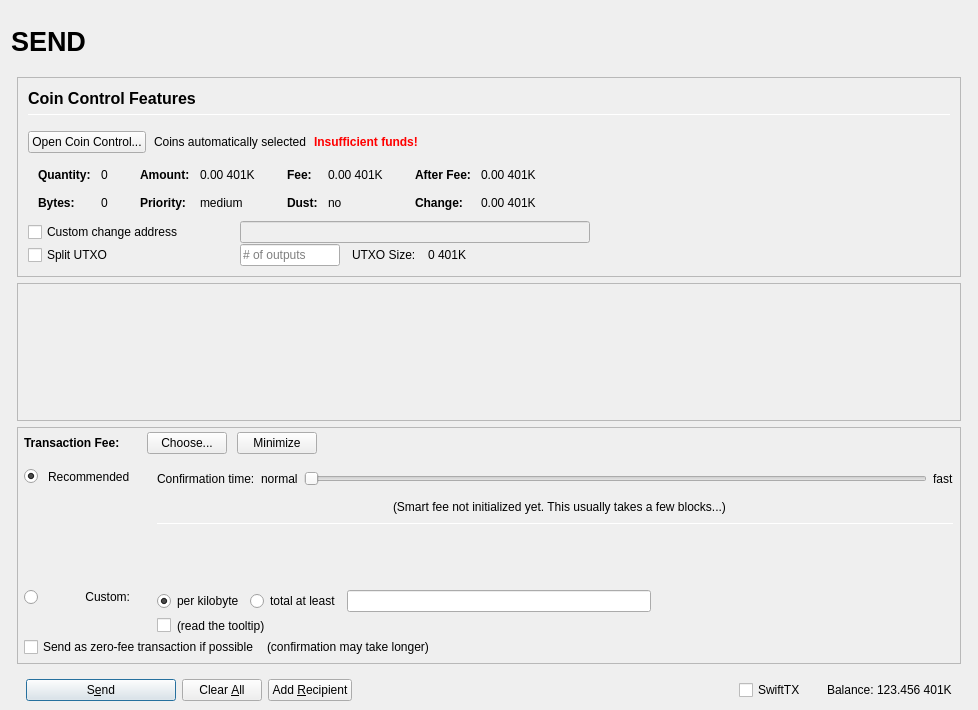
Qt form src/qt/forms/sendcoinsdialog.ui (bestsolutionit/401KCoin) before a commit.
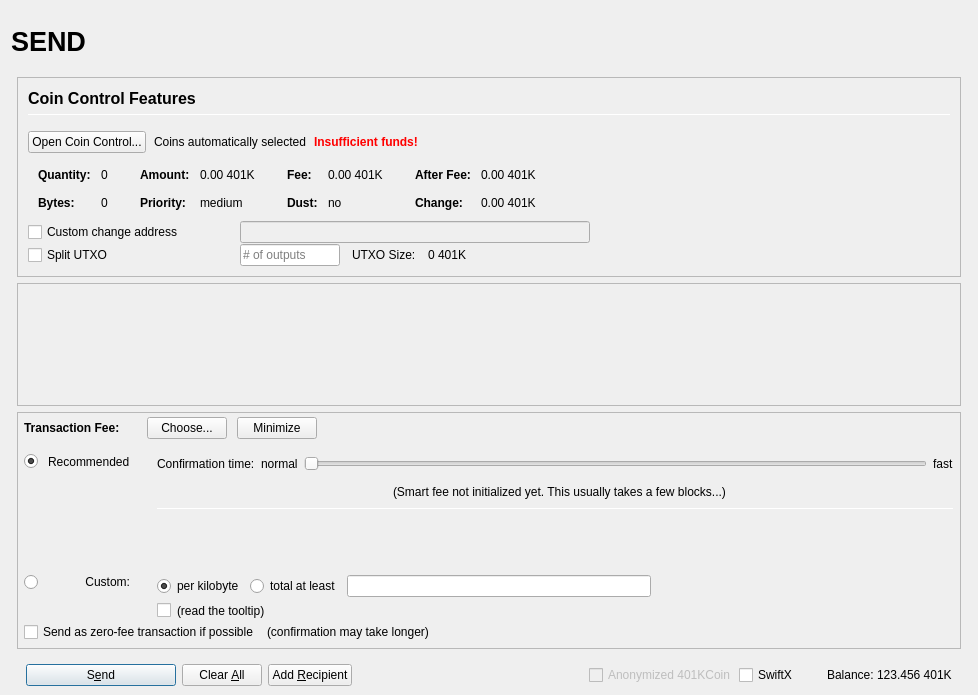
The same form after that commit. Icons and pictures are not drawn. Custom widgets are drawn as their Qt base class.

Commit message: added zero coin and updated coin for mac osx

The edit to the form file:
```diff
--- a/src/qt/forms/sendcoinsdialog.ui
+++ b/src/qt/forms/sendcoinsdialog.ui
@@ -10,7 +10,7 @@
     <x>0</x>
     <y>0</y>
     <width>978</width>
-    <height>710</height>
+    <height>695</height>
    </rect>
   </property>
   <property name="windowTitle">
@@ -898,7 +898,7 @@
              <x>0</x>
              <y>0</y>
              <width>944</width>
-             <height>73</height>
+             <height>68</height>
             </rect>
            </property>
            <layout class="QVBoxLayout" name="verticalLayout_2" stretch="0,1">
@@ -1680,6 +1680,16 @@
              <property name="spacing">
               <number>3</number>
              </property>
+             <item>
+              <widget class="QCheckBox" name="checkz401K">
+               <property name="enabled">
+                <bool>false</bool>
+               </property>
+               <property name="text">
+                <string>Anonymized 401KCoin</string>
+               </property>
+              </widget>
+             </item>
              <item>
               <widget class="QCheckBox" name="checkSwiftTX">
                <property name="enabled">
@@ -1692,7 +1702,7 @@
                 </size>
                </property>
                <property name="text">
-                <string>SwiftTX</string>
+                <string>SwiftX</string>
                </property>
               </widget>
              </item>
```
Left out of the diff: 4 changed lines with no effect on the pictures. The commit also changes 785 other files.
